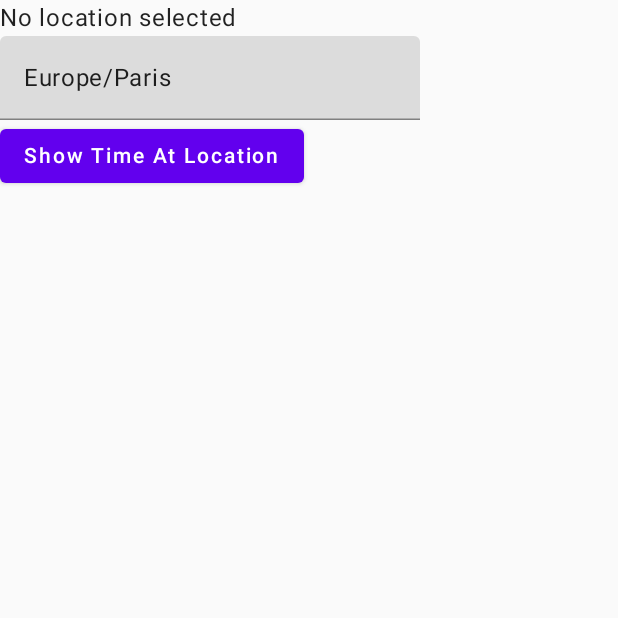
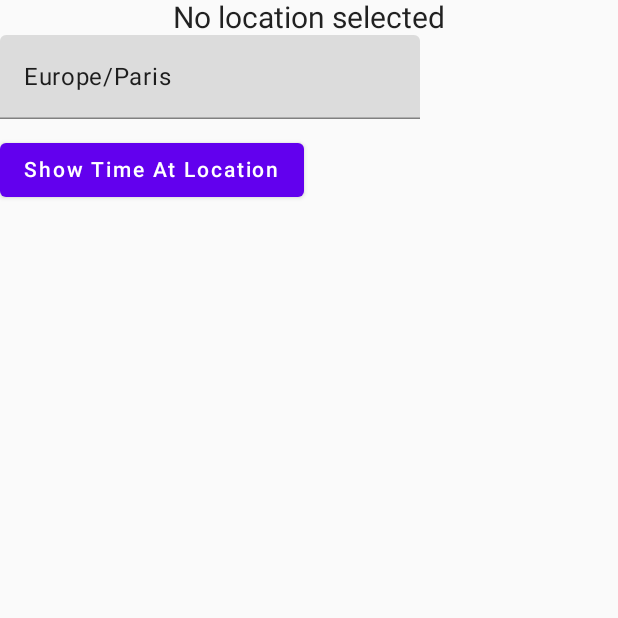
Before and after one commit to velmash/UILogicKMP, an Android app built with Jetpack Compose: the screen it shows after launch (MainActivity), on a phone screen of 412 x 824 dp, the top half of it. Run offline under Robolectric (Android 15) with nearby library versions, the phone set to English and light mode, and no system bars; our stand-ins replace Compose Multiplatform resources; libraries missing offline, so code that uses them is left out: composedemo.composeapp.generated.

Commit message:
:wrench: improve the style

```diff
--- a/composeApp/src/commonMain/kotlin/compose/project/demo/App.kt
+++ b/composeApp/src/commonMain/kotlin/compose/project/demo/App.kt
@@ -12,6 +12,7 @@ import androidx.compose.material.TextField
 import androidx.compose.runtime.*
 import androidx.compose.ui.Alignment
 import androidx.compose.ui.Modifier
+import androidx.compose.ui.text.TextStyle
 import androidx.compose.ui.text.style.TextAlign
 import androidx.compose.ui.unit.dp
 import androidx.compose.ui.unit.sp
@@ -35,9 +36,17 @@ fun App() {
         var timeAtLocation by remember { mutableStateOf("No location selected") }
 
         Column {
-            Text(timeAtLocation)
-            TextField(value = location, onValueChange = { location = it })
-            Button(onClick = { timeAtLocation = currentTimeAt(location) ?: "Invalid Location" }) {
+            Text(
+                timeAtLocation,
+                style = TextStyle(fontSize = 20.sp),
+                textAlign = TextAlign.Center,
+                modifier = Modifier.fillMaxWidth().align(Alignment.CenterHorizontally)
+            )
+            TextField(
+                value = location,
+                onValueChange = { location = it })
+            Button(modifier = Modifier.padding(top = 10.dp),
+                onClick = { timeAtLocation = currentTimeAt(location) ?: "Invalid Location" }) {
                 Text("Show Time At Location")
             }
         }
```
